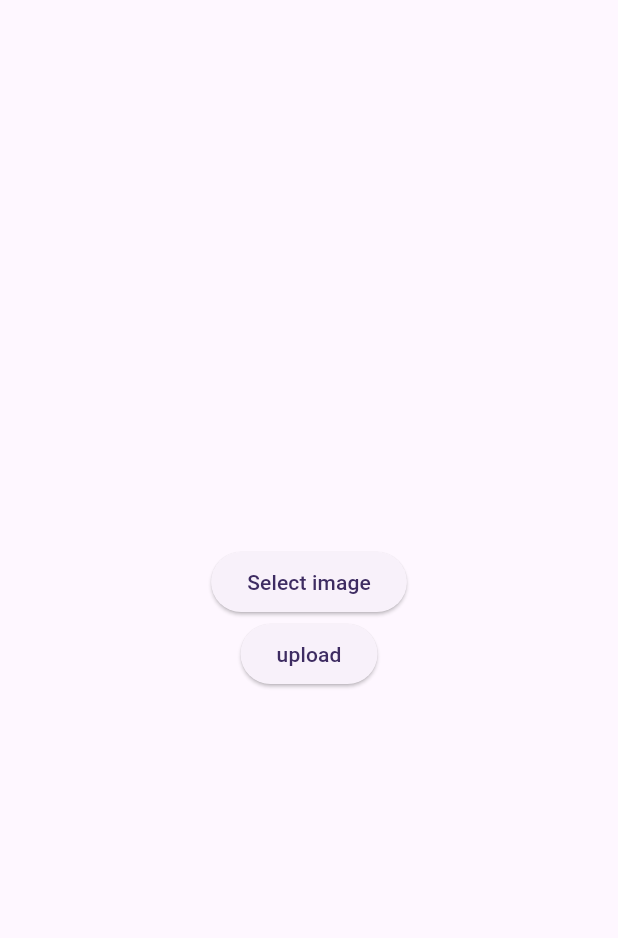
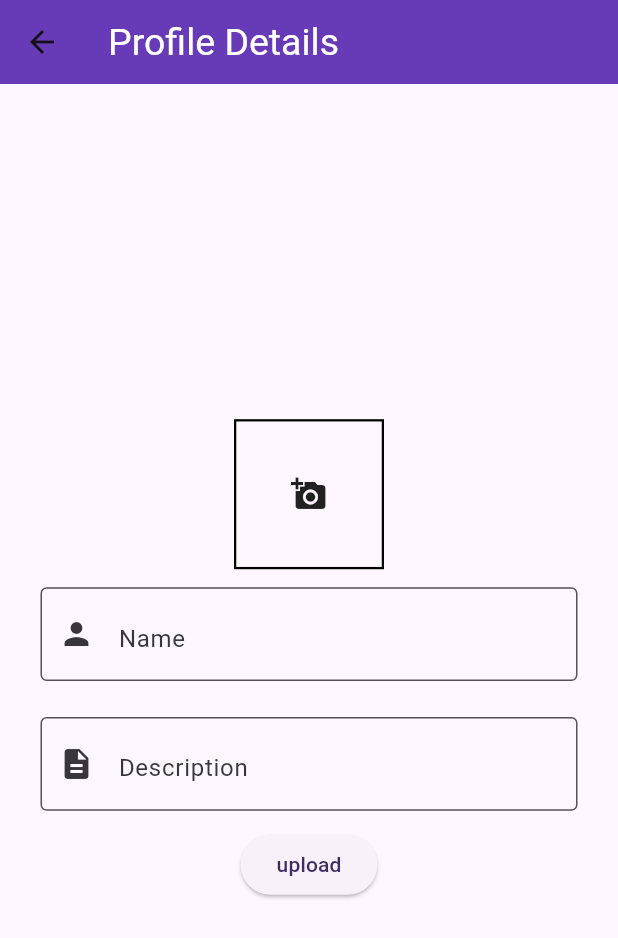
Before and after one commit to siddharth7247/flutter-demo, a Flutter app: the ImageUploadDemo screen opened by its route, after a tap on "upload", on a phone screen of 412 x 824 dp. Shown: the top 938 px of the screen. Run offline on Flutter 3.47's test engine with Material 3 defaults, Android fonts, the phone set to English and light mode, and no system bars; our stand-ins replace dio, hive, hive_flutter, image_picker, intl_phone_field, rxdart and 2 more; accounts and stored records are empty.

Commit message:
Image upload using http multipart task done

```diff
--- a/analysis_options.yaml
+++ b/analysis_options.yaml
@@ -7,6 +7,9 @@
 
 # The following line activates a set of recommended lints for Flutter apps,
 # packages, and plugins designed to encourage good coding practices.
+analyzer:
+  errors:
+    await_only_futures: ignore
 include: package:flutter_lints/flutter.yaml
 
 linter:
--- a/lib/dio-http/image_upload_demo.dart
+++ b/lib/dio-http/image_upload_demo.dart
@@ -1,5 +1,7 @@
+import 'dart:convert';
 import 'dart:developer';
 import 'dart:io';
+import 'package:flutter_demo/common_widgets/custom_textfield.dart';
 import 'package:http/http.dart' as http;
 import 'package:flutter/material.dart';
 import 'package:image_picker/image_picker.dart';
@@ -12,40 +14,155 @@ class ImageUploadDemo extends StatefulWidget {
 }
 
 class _ImageUploadDemoState extends State<ImageUploadDemo> {
-  late File? _image;
+  File? _image;
+  String? _message;
+  TextEditingController subjectController = TextEditingController();
+  TextEditingController deseController = TextEditingController();
   @override
   Widget build(BuildContext context) {
     return Scaffold(
+      appBar: AppBar(
+        title: const Text(
+          'Profile Details',
+          style: TextStyle(color: Colors.white),
+        ),
+      ),
       body: Center(
+        child: Padding(
+          padding: const EdgeInsets.all(15.0),
           child: Column(
             mainAxisAlignment: MainAxisAlignment.center,
             children: [
+              GestureDetector(
+                onTap: () async {
+                  await selectImage();
+                  setState(() {});
+                },
+                child: Container(
+                  height: 100,
+                  width: 100,
+                  decoration: BoxDecoration(
+                    border: Border.all(width: 1.5),
+                  ),
+                  child: (_image != null)
+                      ? Image.file(_image!)
+                      : const Icon(Icons.add_a_photo),
+                ),
+              ),
+              CustomTextfield(
+                  controller: subjectController,
+                  hintText: 'Name',
+                  icon: Icons.person),
+              CustomTextfield(
+                  controller: deseController,
+                  hintText: 'Description',
+                  icon: Icons.description),
               ElevatedButton(
                 onPressed: () async {
-                  final image = await ImagePicker()
-                      .pickImage(source: ImageSource.gallery);
-                  log("Image path : ${image?.path}");
-                  _image = File(image!.path);
+                  await uploadImage(subjectController.text.toString(),
+                      deseController.text.toString());
+                  await showDialog(
+                      context: context,
+                      builder: (BuildContext context) {
+                        return AlertDialog(
+                          titlePadding: const EdgeInsets.all(0),
+                          title: Container(
+                            height: 80,
+                            width: 80,
+                            decoration: const BoxDecoration(
+                                borderRadius: BorderRadius.only(
+                                    topRight: Radius.circular(20),
+                                    topLeft: Radius.circular(20)),
+                                color: Colors.deepPurple),
+                            child: const Icon(
+                              Icons.warning_rounded,
+                              color: Colors.white,
+                              size: 50,
+                            ),
+                          ),
+                          content: Text(
+                            _message ?? "",
+                            style: const TextStyle(
+                              fontWeight: FontWeight.bold,
+                              fontSize: 15,
+                            ),
+                            textAlign: TextAlign.center,
+                          ),
+                          actions: [
+                            Center(
+                              child: Column(
+                                mainAxisAlignment: MainAxisAlignment.center,
+                                crossAxisAlignment: CrossAxisAlignment.center,
+                                children: [
+                                  SizedBox(
+                                    width: double.infinity,
+                                    child: ElevatedButton(
+                                        style: ElevatedButton.styleFrom(
+                                            backgroundColor: Colors.deepPurple),
+                                        onPressed: () {
+                                          Navigator.of(context).pop();
                                         },
-                child: const Text("Select image")),
-            ElevatedButton(
-              onPressed: () async{
-
-               ;
+                                        child: const Text(
+                                          "Ok",
+                                          style: TextStyle(color: Colors.white),
+                                        )),
+                                  ),
+                                ],
+                              ),
+                            ),
+                          ],
+                        );
+                      });
+                  clear();
                 },
                 child: const Text("upload"),
               )
             ],
           ),
         ),
+      ),
     );
   }
-  void uploadImage()async{
-    const url = 'https://la10.webdevprojects.cloud/la_surfmap/api/v1/report/report-problem';
+
+  Future<void> uploadImage(String subject, String description) async {
+    const url =
+        'https://la10.webdevprojects.cloud/la_surfmap/api/v1/report/report-problem';
     final uri = Uri.parse(url);
-    var request = new http.MultipartRequest('POST',uri);
-    request.fields['subject'] = "Test subject";
-    request.fields['description'] = "Test Dese";
-    request.files.add()
+    late String message;
+    var request = http.MultipartRequest('POST', uri);
+    request.headers["Authorization"] =
+        'Bearer 867|MFcAVwhY40KictXXQLCy0Dlo6g0GSi4Ox00TDDCr6cda98af';
+    request.fields['subject'] = subject;
+    request.fields['description'] = description;
+    request.files
+        .add(await http.MultipartFile.fromPath('images[]', _image!.path));
+    final streamResponce = await request.send();
+    try {
+      log("Api Responce : ${streamResponce.statusCode}");
+      var responce = await http.Response.fromStream(streamResponce);
+      var data = responce.body;
+      var jsonData = jsonDecode(data);
+      message = jsonData['message'];
+      log("responce message : $message");
+      setState(() {
+        _message = message;
+      });
+    } catch (e) {
+      log("Exeception : $e");
     }
   }
+
+  Future<void> selectImage() async {
+    final image = await ImagePicker().pickImage(source: ImageSource.gallery);
+    log("Image path : ${image?.path}");
+    _image = File(image!.path);
+  }
+
+  void clear() {
+    subjectController.clear();
+    deseController.clear();
+    setState(() {
+      _image = null;
+    });
+  }
+}
--- a/lib/main.dart
+++ b/lib/main.dart
@@ -1,6 +1,5 @@
 import 'package:flutter/material.dart';
 import 'package:flutter_demo/api/api_demo.dart';
-import 'package:flutter_demo/dio-http/dio_demo_screen.dart';
 import 'package:flutter_demo/dio-http/image_upload_demo.dart';
 import 'package:flutter_demo/hive/hive_demo_screen.dart';
 import 'package:flutter_demo/models/userModel.dart';
```
Also changed, not shown: 1 other file. Lines whose indentation alone changed are shown as unchanged.
